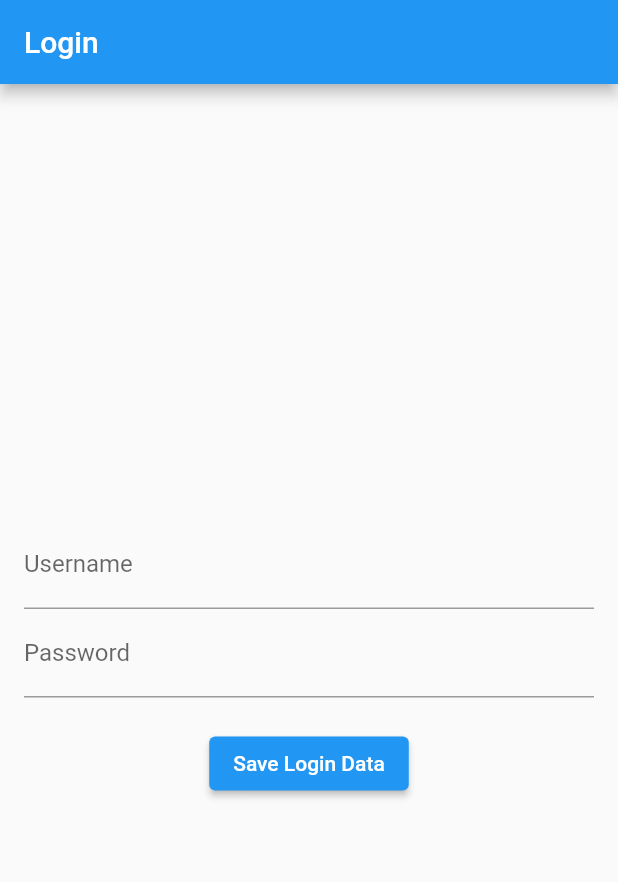
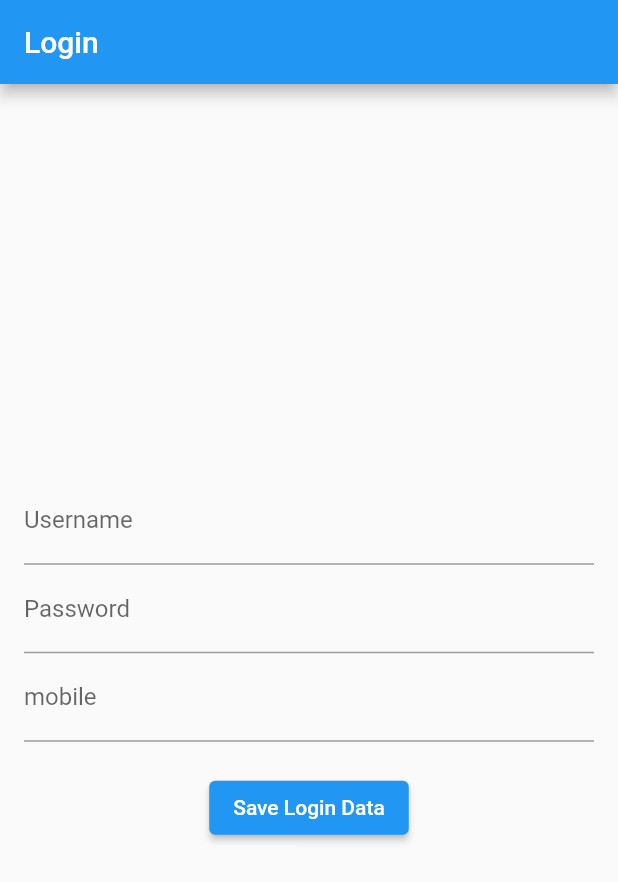
Before and after one commit to MeAnandCB/shared_preferance, a Flutter app: the screen it shows after launch, on a phone screen of 412 x 824 dp. Shown: the top 882 px of the screen. Run offline on Flutter 3.47's test engine with Material 2 defaults, Android fonts, the phone set to English and light mode, and no system bars; our stand-ins replace shared_preferences.

Commit message:
mobile field added

```diff
--- a/lib/main.dart
+++ b/lib/main.dart
@@ -50,6 +50,11 @@ class _LoginPageState extends State<LoginPage> {
               decoration: InputDecoration(labelText: 'Password'),
               obscureText: true,
             ),
+            TextField(
+              controller: _passwordController,
+              decoration: InputDecoration(labelText: 'mobile'),
+              obscureText: true,
+            ),
             SizedBox(height: 20),
             ElevatedButton(
               onPressed: () {
```
